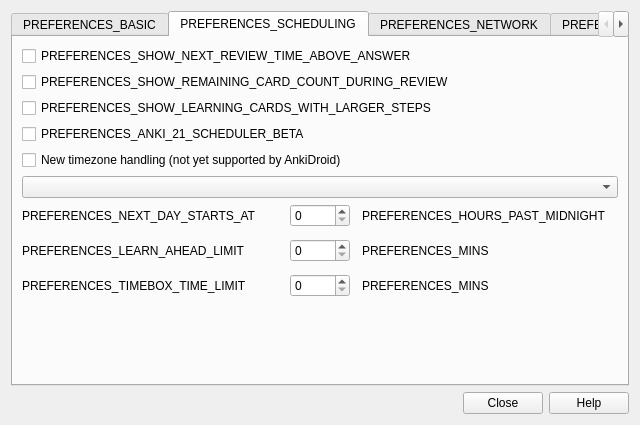
Above: qt/aqt/forms/preferences.ui from ankitects/anki before the change. Below: the same form after it.
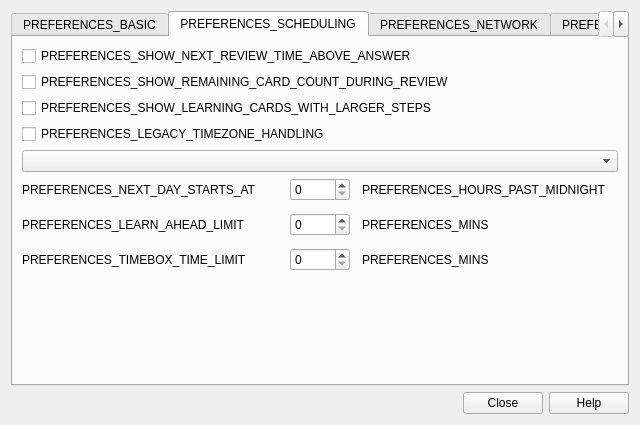
That is the form after the change. The open tabs and pages were chosen to show the change.

Commit message: rework v2 scheduler upgrade; drop downgrade

```diff
--- a/qt/aqt/forms/preferences.ui
+++ b/qt/aqt/forms/preferences.ui
@@ -7,7 +7,7 @@
     <x>0</x>
     <y>0</y>
     <width>640</width>
-    <height>406</height>
+    <height>419</height>
    </rect>
   </property>
   <property name="windowTitle">
@@ -201,14 +201,7 @@
        <item>
         <widget class="QCheckBox" name="newSched">
          <property name="text">
-          <string>PREFERENCES_ANKI_21_SCHEDULER_BETA</string>
-         </property>
-        </widget>
-       </item>
-       <item>
-        <widget class="QCheckBox" name="new_timezone">
-         <property name="text">
-          <string notr="true">New timezone handling (not yet supported by AnkiDroid)</string>
+          <string>PREFERENCES_LEGACY_TIMEZONE_HANDLING</string>
          </property>
         </widget>
        </item>
```
Left out of the diff: 5 changed lines with no effect on the pictures. The commit also changes 32 other files.
